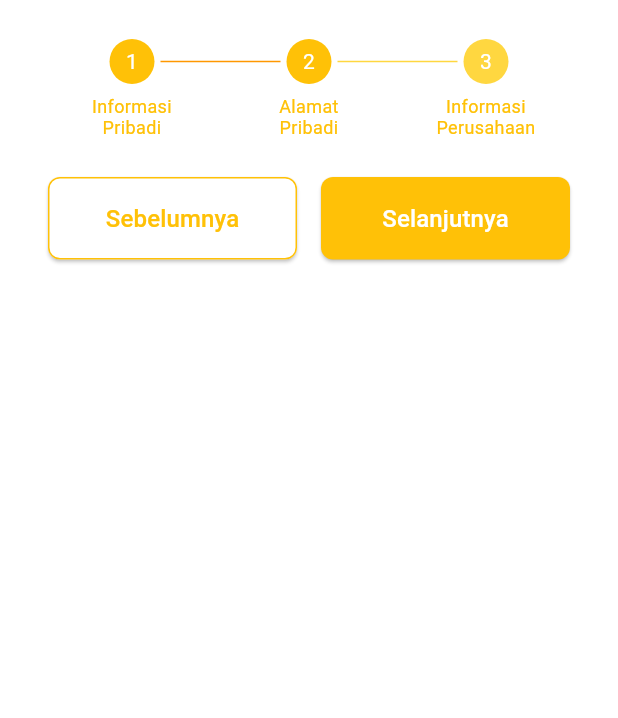
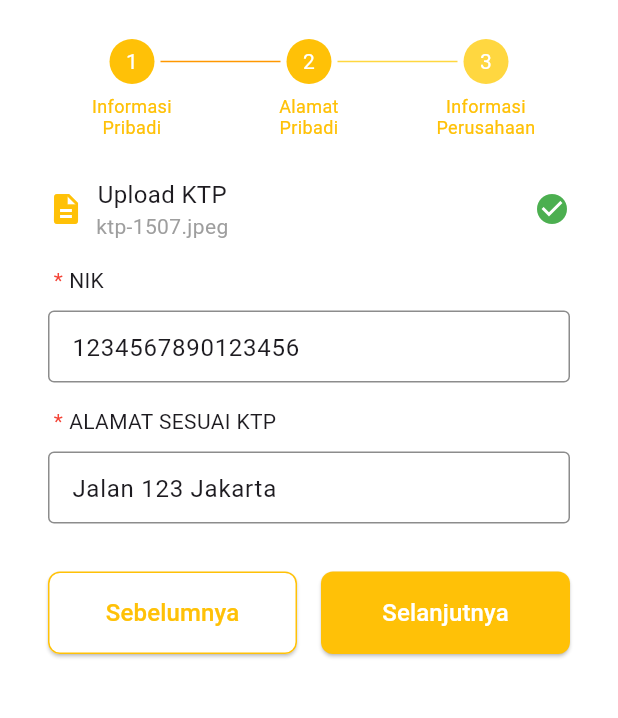
Before and after one commit to AbiMulLyA/payuung-clone, a Flutter app: the ProfilePersonalInformationPage screen opened by its route, after a tap on "Selanjutnya", on a phone screen of 412 x 824 dp, the part 84-802 px from its top. Run offline on Flutter 3.47's test engine with Material 3 defaults, Android fonts, the phone set to English and light mode, and no system bars; drawn by our look-alikes of easy_stepper; our stand-ins replace auto_route, dartz, equatable, flutter_bloc, flutter_hooks, flutter_svg and 6 more; accounts and stored records are empty; project files that could hold a hidden picture were left out.

Commit message:
improvement update profile

```diff
--- a/lib/feature/profile/data/datasource/local/profile_local_data_source.dart
+++ b/lib/feature/profile/data/datasource/local/profile_local_data_source.dart
@@ -22,13 +22,14 @@ class ProfileLocalDataSourceImpl implements ProfileLocalDataSource {
       // Return default profile if not exists
       return const ProfileModel(
         id: 1,
-        fullName: 'John Doe',
-        birthDate: '1990-01-01',
+        fullName: 'Ahmad Abi Mulya',
+        birthDate: '2001-09-10',
         sex: 'Male',
-        ktpPath: '/path/to/ktp.jpg',
+        ktpPath: '',
         nik: 1234567890123456,
+        ktpAddress: 'Jalan 123 Jakarta',
         companyName: 'ABC Company',
-        companyAddress: '123 Main St, City',
+        companyAddress: 'Jalan 123 Jakarta',
       );
     }
   }
--- a/lib/feature/profile/data/model/profile_model.dart
+++ b/lib/feature/profile/data/model/profile_model.dart
@@ -13,6 +13,7 @@ class ProfileModel with _$ProfileModel {
     required String sex,
     required String ktpPath,
     required int nik,
+    required String ktpAddress,
     required String companyName,
     required String companyAddress,
   }) = _ProfileModel;
@@ -27,6 +28,7 @@ class ProfileModel with _$ProfileModel {
         sex: profile.sex,
         ktpPath: profile.ktpPath,
         nik: profile.nik,
+        ktpAddress: profile.ktpAddress,
         companyName: profile.companyName,
         companyAddress: profile.companyAddress,
       );
@@ -40,6 +42,7 @@ extension ProfileModelX on ProfileModel {
         sex: sex,
         ktpPath: ktpPath,
         nik: nik,
+        ktpAddress: ktpAddress,
         companyName: companyName,
         companyAddress: companyAddress,
       );
--- a/lib/feature/profile/domain/entity/profile.dart
+++ b/lib/feature/profile/domain/entity/profile.dart
@@ -11,6 +11,7 @@ class Profile with _$Profile {
     required String sex,
     required String ktpPath,
     required int nik,
+    required String ktpAddress,
     required String companyName,
     required String companyAddress,
   }) = _Profile;
--- a/lib/feature/profile/presentation/cubit/profile_cubit.dart
+++ b/lib/feature/profile/presentation/cubit/profile_cubit.dart
@@ -20,7 +20,9 @@ class ProfileCubit extends Cubit<ProfileState> {
 
   Future<void> loadProfile() async {
     emit(const ProfileState.loading());
+
     final failureOrProfile = await getProfile(NoParams());
+
     emit(failureOrProfile.fold(
       (failure) => ProfileState.error(failure.toString()),
       (profile) => ProfileState.loaded(profile),
@@ -32,7 +34,7 @@ class ProfileCubit extends Cubit<ProfileState> {
     final failureOrSuccess = await updateProfile(profile);
     failureOrSuccess.fold(
       (failure) => emit(ProfileState.error(failure.toString())),
-      (_) => loadProfile(),
+      (_) => emit(ProfileState.updated(profile)),
     );
   }
 }
--- a/lib/feature/profile/presentation/cubit/profile_state.dart
+++ b/lib/feature/profile/presentation/cubit/profile_state.dart
@@ -5,5 +5,6 @@ class ProfileState with _$ProfileState {
   const factory ProfileState.initial() = _Initial;
   const factory ProfileState.loading() = _Loading;
   const factory ProfileState.loaded(Profile profile) = _Loaded;
+  const factory ProfileState.updated(Profile profile) = _Updated;
   const factory ProfileState.error(String message) = _Error;
 }
--- a/lib/feature/profile/presentation/ui/profile_personal_information_page.dart
+++ b/lib/feature/profile/presentation/ui/profile_personal_information_page.dart
@@ -3,6 +3,8 @@ import 'package:easy_stepper/easy_stepper.dart';
 import 'package:flutter/material.dart';
 import 'package:flutter_bloc/flutter_bloc.dart';
 import 'package:flutter_hooks/flutter_hooks.dart';
+import 'package:fluttertoast/fluttertoast.dart';
+import 'package:payuung_clone/feature/profile/domain/entity/profile.dart';
 import 'package:payuung_clone/feature/profile/presentation/widget/personal_information/company_information_view.dart';
 import 'package:payuung_clone/feature/profile/presentation/widget/personal_information/personal_address_view.dart';
 import 'package:payuung_clone/feature/profile/presentation/widget/personal_information/personal_data_view.dart';
@@ -17,10 +19,17 @@ class ProfilePersonalInformationPage extends HookWidget {
   @override
   Widget build(BuildContext context) {
     final activeStep = useState(0);
+    final _nameCtr = useTextEditingController();
+    final _birthDayCtr = useTextEditingController();
+    final _nikCtr = useTextEditingController();
+    final _ktpAddressCtr = useTextEditingController();
+    final _companyNameCtr = useTextEditingController();
+    final _companyAddressCtr = useTextEditingController();
 
     return BlocProvider(
-      create: (_) => getIt<ProfileCubit>(),
-      child: Scaffold(
+      create: (_) => getIt<ProfileCubit>()..loadProfile(),
+      child: Builder(builder: (context) {
+        return Scaffold(
           backgroundColor: Colors.white,
           appBar: AppBar(
             title: const Text('Profile'),
@@ -33,7 +42,18 @@ class ProfilePersonalInformationPage extends HookWidget {
               ),
             ),
           ),
-        body: Container(
+          body: BlocListener<ProfileCubit, ProfileState>(
+            listener: (context, state) => state.maybeWhen(
+              orElse: () => null,
+              updated: (_) {
+                Fluttertoast.showToast(
+                    msg: 'Update profile berhasil',
+                    backgroundColor: Colors.green);
+                context.read<ProfileCubit>().loadProfile();
+                return null;
+              },
+            ),
+            child: Container(
               padding: const EdgeInsets.all(16),
               child: SingleChildScrollView(
                 child: Column(
@@ -61,7 +81,8 @@ class ProfilePersonalInformationPage extends HookWidget {
                             '1',
                             style: TextStyle(color: Colors.white),
                           ),
-                      customTitle: _buildMultilineTitle('Informasi Pribadi'),
+                          customTitle:
+                              _buildMultilineTitle('Informasi Pribadi'),
                         ),
                         EasyStep(
                           customStep: const Text(
@@ -75,7 +96,8 @@ class ProfilePersonalInformationPage extends HookWidget {
                             '3',
                             style: TextStyle(color: Colors.white),
                           ),
-                      customTitle: _buildMultilineTitle('Informasi Perusahaan'),
+                          customTitle:
+                              _buildMultilineTitle('Informasi Perusahaan'),
                         ),
                       ],
                       onStepReached: (index) => activeStep.value = index,
@@ -88,13 +110,22 @@ class ProfilePersonalInformationPage extends HookWidget {
                         loaded: (profile) => Column(
                           children: [
                             if (activeStep.value == 0) ...[
-                          const PersonalDataView(),
+                              PersonalDataView(
+                                  profile: profile,
+                                  nameCtr: _nameCtr,
+                                  birthDayCtr: _birthDayCtr)
                             ],
                             if (activeStep.value == 1) ...[
-                          const PersonalAddressView(),
+                              PersonalAddressView(
+                                  profile: profile,
+                                  nikCtr: _nikCtr,
+                                  ktpAddressCtr: _ktpAddressCtr)
                             ],
                             if (activeStep.value == 2) ...[
-                          const CompanyInformationView(),
+                              CompanyInformationView(
+                                  profile: profile,
+                                  companyNameCtr: _companyNameCtr,
+                                  companyAddressCtr: _companyAddressCtr)
                             ],
                           ],
                         ),
@@ -117,7 +148,8 @@ class ProfilePersonalInformationPage extends HookWidget {
                                     borderRadius: BorderRadius.circular(8),
                                     side: const BorderSide(color: Colors.amber),
                                   ),
-                              padding: const EdgeInsets.symmetric(vertical: 16),
+                                  padding:
+                                      const EdgeInsets.symmetric(vertical: 16),
                                 ),
                                 child: const Text(
                                   'Sebelumnya',
@@ -133,6 +165,27 @@ class ProfilePersonalInformationPage extends HookWidget {
                                 if (activeStep.value < 2) {
                                   activeStep.value++;
                                 }
+                                if (activeStep.value == 2) {
+                                  context
+                                      .read<ProfileCubit>()
+                                      .updateProfileData(
+                                        Profile(
+                                          id: 1,
+                                          fullName: _nameCtr.text,
+                                          birthDate: _birthDayCtr.text,
+                                          sex: 'MALE',
+                                          ktpPath: '',
+                                          nik: int.tryParse(_nikCtr.text
+                                                  .replaceAll(
+                                                      RegExp(r'[^0-9]'), '')) ??
+                                              0,
+                                          ktpAddress: _ktpAddressCtr.text,
+                                          companyName: _companyNameCtr.text,
+                                          companyAddress:
+                                              _companyAddressCtr.text,
+                                        ),
+                                      );
+                                }
                               },
                               style: ElevatedButton.styleFrom(
                                 foregroundColor: Colors.amber,
@@ -140,10 +193,13 @@ class ProfilePersonalInformationPage extends HookWidget {
                                 shape: RoundedRectangleBorder(
                                   borderRadius: BorderRadius.circular(8),
                                 ),
-                            padding: const EdgeInsets.symmetric(vertical: 16),
+                                padding:
+                                    const EdgeInsets.symmetric(vertical: 16),
                               ),
                               child: Text(
-                            activeStep.value == 2 ? 'Simpan' : 'Selanjutnya',
+                                activeStep.value == 2
+                                    ? 'Simpan'
+                                    : 'Selanjutnya',
                                 style: const TextStyle(
                                   fontSize: 16,
                                   color: Colors.white,
@@ -159,6 +215,8 @@ class ProfilePersonalInformationPage extends HookWidget {
               ),
             ),
           ),
+        );
+      }),
     );
   }
 
--- a/lib/feature/profile/presentation/widget/personal_information/personal_address_view.dart
+++ b/lib/feature/profile/presentation/widget/personal_information/personal_address_view.dart
@@ -4,17 +4,30 @@ import 'package:image_picker/image_picker.dart';
 import 'package:payuung_clone/core/util/image_util.dart';
 
 import '../../../../../core/config/di/injector.dart';
+import '../../../domain/entity/profile.dart';
 import '../../components/form_component.dart';
 
 class PersonalAddressView extends HookWidget {
-  const PersonalAddressView({super.key});
+  const PersonalAddressView({
+    super.key,
+    required this.profile,
+    required this.nikCtr,
+    required this.ktpAddressCtr,
+  });
+
+  final Profile profile;
+  final TextEditingController nikCtr;
+  final TextEditingController ktpAddressCtr;
 
   @override
   Widget build(BuildContext context) {
     final _imageUtil = getIt<ImageUtil>();
 
-    final _nikCtr = useTextEditingController();
-    final _ktpAddressCtr = useTextEditingController();
+    useEffect(() {
+      nikCtr.text = profile.nik.toString();
+      ktpAddressCtr.text = profile.ktpAddress;
+      return () {};
+    }, const []);
 
     return Column(
       children: [
@@ -84,14 +97,14 @@ class PersonalAddressView extends HookWidget {
               const SizedBox(height: 16),
               FormComponent(
                 labelText: 'NIK',
-                formCtr: _nikCtr,
+                formCtr: nikCtr,
                 isRequired: true,
                 isEnabled: true,
               ),
               const SizedBox(height: 16),
               FormComponent(
                 labelText: 'ALAMAT SESUAI KTP',
-                formCtr: _ktpAddressCtr,
+                formCtr: ktpAddressCtr,
                 isRequired: true,
                 isEnabled: true,
               ),
--- a/lib/feature/profile/presentation/widget/personal_information/personal_data_view.dart
+++ b/lib/feature/profile/presentation/widget/personal_information/personal_data_view.dart
@@ -1,23 +1,36 @@
 import 'package:flutter/material.dart';
 import 'package:flutter_hooks/flutter_hooks.dart';
 import 'package:intl/intl.dart';
+import 'package:payuung_clone/feature/profile/domain/entity/profile.dart';
 
 import '../../components/dropdown_form_component.dart';
 import '../../components/form_component.dart';
 
 class PersonalDataView extends HookWidget {
-  const PersonalDataView({super.key});
+  const PersonalDataView({
+    super.key,
+    required this.profile,
+    required this.nameCtr,
+    required this.birthDayCtr,
+  });
+
+  final Profile profile;
+  final TextEditingController nameCtr;
+  final TextEditingController birthDayCtr;
 
   @override
   Widget build(BuildContext context) {
-    final _nameCtr = useTextEditingController();
-    final _birthDayCtr = useTextEditingController();
+    useEffect(() {
+      nameCtr.text = profile.fullName;
+      birthDayCtr.text = profile.birthDate;
+      return () {};
+    }, const []);
 
     return Column(
       children: [
         FormComponent(
           labelText: 'NAMA LENGKAP',
-          formCtr: _nameCtr,
+          formCtr: nameCtr,
           isRequired: true,
           isEnabled: true,
         ),
@@ -26,7 +39,7 @@ class PersonalDataView extends HookWidget {
         ),
         FormComponent(
           labelText: 'TANGGAL LAHIR',
-          formCtr: _birthDayCtr,
+          formCtr: birthDayCtr,
           isRequired: true,
           isEnabled: false,
           suffixIcon: const Icon(Icons.calendar_month),
@@ -39,7 +52,7 @@ class PersonalDataView extends HookWidget {
             );
 
             if (_showDate != null) {
-              _birthDayCtr.text = DateFormat(
+              birthDayCtr.text = DateFormat(
                 'dd MMMM yyyy',
               ).format(_showDate);
             }
--- a/pubspec.yaml
+++ b/pubspec.yaml
@@ -31,6 +31,7 @@ dependencies:
   dartz: ^0.10.1
   equatable: ^2.0.5
   image_picker: ^1.1.2
+  fluttertoast: ^8.2.8
 
 dev_dependencies:
   flutter_test:
@@ -50,9 +51,8 @@ flutter:
   uses-material-design: true
 
   # To add assets to your application, add an assets section, like this:
-  # assets:
-  #   - images/a_dot_burr.jpeg
-  #   - images/a_dot_ham.jpeg
+  assets:
+    - assets/image/
 
   # An image asset can refer to one or more resolution-specific "variants", see
   # https://flutter.dev/assets-and-images/#resolution-aware
```
Also changed, not shown: lib/core/config/di/injector.dart (+6 -4 lines), lib/feature/home/presentation/widget/home_explore_wellnes_view.dart (+13 -10 lines), lib/feature/profile/presentation/widget/personal_information/company_information_view.dart (+18 -5 lines), lib/main.dart (+1 -22 lines), assets/image/voucher_1.svg (added), assets/image/voucher_2.svg (added), assets/image/voucher_3.svg (added), assets/image/voucher_4.svg (added), lib/core/config/di/injector.config.dart, lib/feature/profile/data/model/profile_model.freezed.dart, lib/feature/profile/data/model/profile_model.g.dart, lib/feature/profile/domain/entity/profile.freezed.dart, lib/feature/profile/presentation/cubit/profile_cubit.freezed.dart, pubspec.lock. Lines whose indentation alone changed are shown as unchanged.
